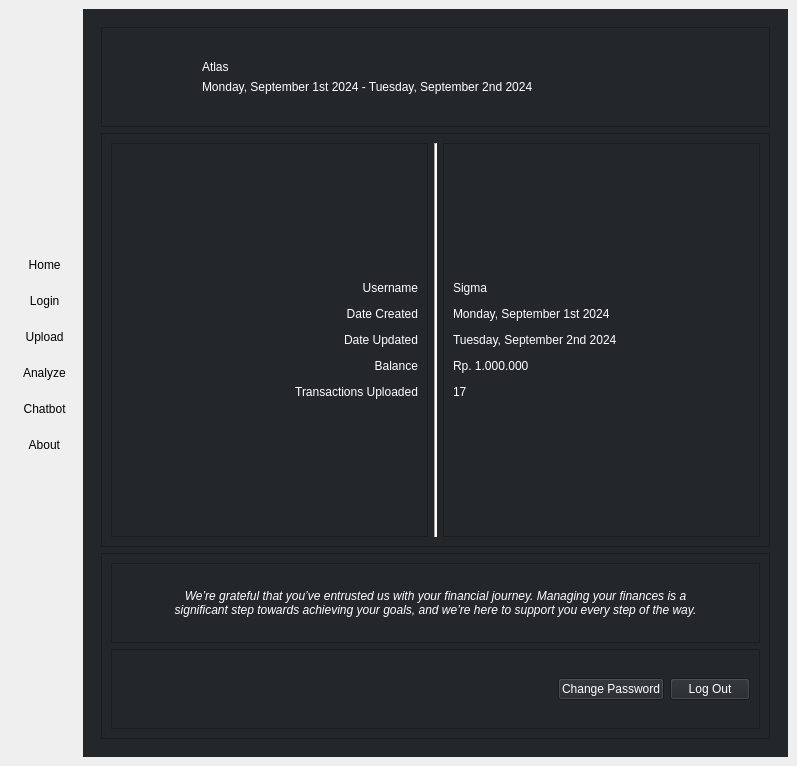
This is UI/Master.ui in AtlasCJr/pfm as Qt 5 draws it before an edit. The edited form follows.
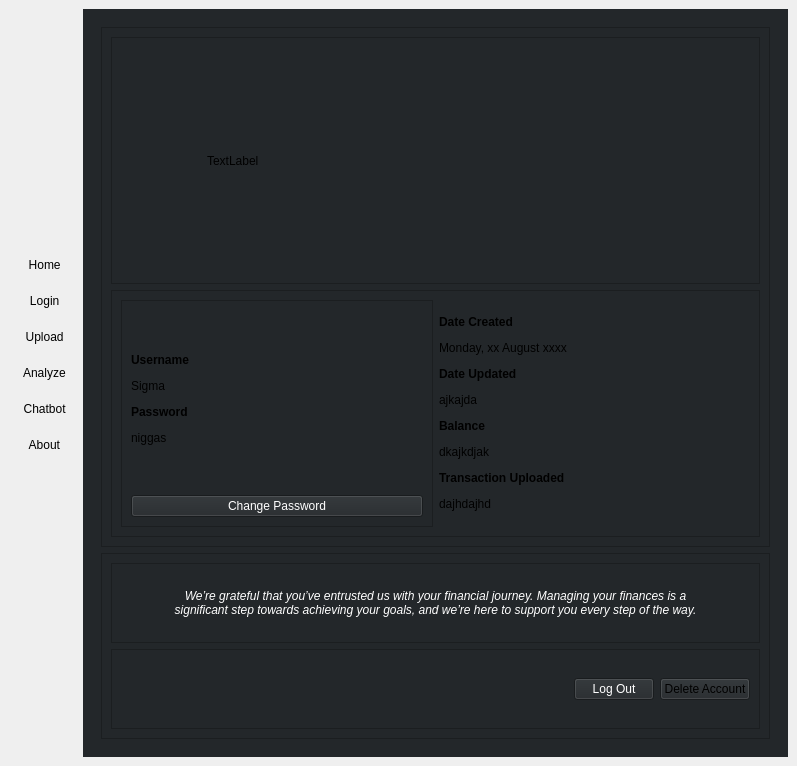
This is the edited form. The open tabs and pages were chosen to show the change. Icons and pictures are not drawn.

The edit to the form file:
```diff
--- a/UI/Master.ui
+++ b/UI/Master.ui
@@ -1439,59 +1439,6 @@
          </widget>
          <widget class="QWidget" name="profile">
           <layout class="QVBoxLayout" name="verticalLayout_11">
-           <item>
-            <widget class="QFrame" name="frame_9">
-             <property name="sizePolicy">
-              <sizepolicy hsizetype="Preferred" vsizetype="Maximum">
-               <horstretch>0</horstretch>
-               <verstretch>0</verstretch>
-              </sizepolicy>
-             </property>
-             <property name="minimumSize">
-              <size>
-               <width>0</width>
-               <height>100</height>
-              </size>
-             </property>
-             <property name="frameShape">
-              <enum>QFrame::StyledPanel</enum>
-             </property>
-             <property name="frameShadow">
-              <enum>QFrame::Raised</enum>
-             </property>
-             <layout class="QVBoxLayout" name="verticalLayout_12">
-              <property name="leftMargin">
-               <number>100</number>
-              </property>
-              <item>
-               <widget class="QLabel" name="label_11">
-                <property name="styleSheet">
-                 <string notr="true">color: rgb(255, 255, 255);</string>
-                </property>
-                <property name="text">
-                 <string>Atlas</string>
-                </property>
-                <property name="alignment">
-                 <set>Qt::AlignBottom|Qt::AlignLeading|Qt::AlignLeft</set>
-                </property>
-               </widget>
-              </item>
-              <item>
-               <widget class="QLabel" name="label_6">
-                <property name="styleSheet">
-                 <string notr="true">color: rgb(255, 255, 255);</string>
-                </property>
-                <property name="text">
-                 <string>Monday, September 1st 2024 - Tuesday, September 2nd 2024</string>
-                </property>
-                <property name="alignment">
-                 <set>Qt::AlignLeading|Qt::AlignLeft|Qt::AlignTop</set>
-                </property>
-               </widget>
-              </item>
-             </layout>
-            </widget>
-           </item>
            <item>
             <widget class="QFrame" name="frame_10">
              <property name="frameShape">
@@ -1500,7 +1447,7 @@
              <property name="frameShadow">
               <enum>QFrame::Raised</enum>
              </property>
-             <layout class="QHBoxLayout" name="horizontalLayout_9">
+             <layout class="QVBoxLayout" name="verticalLayout_12">
               <item>
                <widget class="QFrame" name="frame_11">
                 <property name="frameShape">
@@ -1509,49 +1456,90 @@
                 <property name="frameShadow">
                  <enum>QFrame::Raised</enum>
                 </property>
-                <layout class="QVBoxLayout" name="verticalLayout_13">
-                 <item>
-                  <widget class="QLabel" name="label_12">
-                   <property name="styleSheet">
-                    <string notr="true">color: rgb(255, 255, 255);</string>
-                   </property>
-                   <property name="text">
-                    <string>&lt;html&gt;&lt;head/&gt;&lt;body&gt;&lt;p&gt;Username&lt;/p&gt;&lt;p&gt;Date Created&lt;/p&gt;&lt;p&gt;Date Updated&lt;/p&gt;&lt;p&gt;Balance&lt;/p&gt;&lt;p&gt;Transactions Uploaded&lt;/p&gt;&lt;/body&gt;&lt;/html&gt;</string>
-                   </property>
-                   <property name="alignment">
-                    <set>Qt::AlignRight|Qt::AlignTrailing|Qt::AlignVCenter</set>
-                   </property>
-                  </widget>
-                 </item>
-                </layout>
-               </widget>
-              </item>
-              <item>
-               <widget class="Line" name="line">
-                <property name="styleSheet">
-                 <string notr="true">background-color: rgb(255, 255, 255);</string>
-                </property>
-                <property name="orientation">
-                 <enum>Qt::Vertical</enum>
-                </property>
-               </widget>
-              </item>
-              <item>
-               <widget class="QFrame" name="frame_12">
-                <property name="frameShape">
-                 <enum>QFrame::StyledPanel</enum>
-                </property>
-                <property name="frameShadow">
-                 <enum>QFrame::Raised</enum>
-                </property>
                 <layout class="QHBoxLayout" name="horizontalLayout_12">
                  <item>
-                  <widget class="QLabel" name="label_14">
-                   <property name="styleSheet">
-                    <string notr="true">color: rgb(255, 255, 255);</string>
+                  <widget class="QLabel" name="PF_profilePict">
+                   <property name="sizePolicy">
+                    <sizepolicy hsizetype="Fixed" vsizetype="Fixed">
+                     <horstretch>0</horstretch>
+                     <verstretch>0</verstretch>
+                    </sizepolicy>
                    </property>
+                   <property name="minimumSize">
+                    <size>
+                     <width>0</width>
+                     <height>0</height>
+                    </size>
+                   </property>
+                   <property name="maximumSize">
+                    <size>
+                     <width>80</width>
+                     <height>80</height>
+                    </size>
+                   </property>
                    <property name="text">
-                    <string>&lt;html&gt;&lt;head/&gt;&lt;body&gt;&lt;p&gt;Sigma&lt;/p&gt;&lt;p&gt;Monday, September 1st 2024&lt;/p&gt;&lt;p&gt;Tuesday, September 2nd 2024&lt;/p&gt;&lt;p&gt;Rp. 1.000.000&lt;/p&gt;&lt;p&gt;17&lt;/p&gt;&lt;/body&gt;&lt;/html&gt;</string>
+                    <string/>
+                   </property>
+                   <property name="pixmap">
+                    <pixmap>../Assets/user.png</pixmap>
+                   </property>
+                   <property name="scaledContents">
+                    <bool>true</bool>
+                   </property>
+                  </widget>
+                 </item>
+                 <item>
+                  <widget class="QLabel" name="PF_infoBanner">
+                   <property name="text">
+                    <string>TextLabel</string>
+                   </property>
+                  </widget>
+                 </item>
+                </layout>
+               </widget>
+              </item>
+              <item>
+               <widget class="QFrame" name="frame_9">
+                <property name="frameShape">
+                 <enum>QFrame::StyledPanel</enum>
+                </property>
+                <property name="frameShadow">
+                 <enum>QFrame::Raised</enum>
+                </property>
+                <layout class="QHBoxLayout" name="horizontalLayout_9">
+                 <item>
+                  <widget class="QFrame" name="frame_12">
+                   <property name="frameShape">
+                    <enum>QFrame::StyledPanel</enum>
+                   </property>
+                   <property name="frameShadow">
+                    <enum>QFrame::Raised</enum>
+                   </property>
+                   <layout class="QVBoxLayout" name="verticalLayout_15">
+                    <item>
+                     <widget class="QLabel" name="PF_usernamePassword">
+                      <property name="text">
+                       <string>&lt;html&gt;&lt;head/&gt;&lt;body&gt;&lt;p&gt;&lt;span style=&quot; font-weight:600;&quot;&gt;Username&lt;/span&gt;&lt;/p&gt;&lt;p&gt;Sigma&lt;/p&gt;&lt;p&gt;&lt;span style=&quot; font-weight:600;&quot;&gt;Password&lt;/span&gt;&lt;/p&gt;&lt;p&gt;niggas&lt;/p&gt;&lt;/body&gt;&lt;/html&gt;</string>
+                      </property>
+                     </widget>
+                    </item>
+                    <item>
+                     <widget class="QPushButton" name="PF_changePassword">
+                      <property name="styleSheet">
+                       <string notr="true">color: rgb(255, 255, 255);</string>
+                      </property>
+                      <property name="text">
+                       <string>Change Password</string>
+                      </property>
+                     </widget>
+                    </item>
+                   </layout>
+                  </widget>
+                 </item>
+                 <item>
+                  <widget class="QLabel" name="PF_information">
+                   <property name="text">
+                    <string>&lt;html&gt;&lt;head/&gt;&lt;body&gt;&lt;p&gt;&lt;span style=&quot; font-weight:600;&quot;&gt;Date Created&lt;/span&gt;&lt;/p&gt;&lt;p&gt;Monday, xx August xxxx&lt;/p&gt;&lt;p&gt;&lt;span style=&quot; font-weight:600;&quot;&gt;Date Updated&lt;/span&gt;&lt;/p&gt;&lt;p&gt;ajkajda&lt;/p&gt;&lt;p&gt;&lt;span style=&quot; font-weight:600;&quot;&gt;Balance&lt;/span&gt;&lt;/p&gt;&lt;p&gt;dkajkdjak&lt;/p&gt;&lt;p&gt;&lt;span style=&quot; font-weight:600;&quot;&gt;Transaction Uploaded&lt;/span&gt;&lt;/p&gt;&lt;p&gt;dajhdajhd&lt;/p&gt;&lt;/body&gt;&lt;/html&gt;</string>
                    </property>
                   </widget>
                  </item>
@@ -1669,17 +1657,7 @@
                   </spacer>
                  </item>
                  <item>
-                  <widget class="QPushButton" name="pushButton_2">
-                   <property name="styleSheet">
-                    <string notr="true">color: rgb(255, 255, 255);</string>
-                   </property>
-                   <property name="text">
-                    <string>Change Password</string>
-                   </property>
-                  </widget>
-                 </item>
-                 <item>
-                  <widget class="QPushButton" name="pushButton">
+                  <widget class="QPushButton" name="PF_logOut">
                    <property name="styleSheet">
                     <string notr="true">color: rgb(255, 255, 255);</string>
                    </property>
@@ -1688,6 +1666,13 @@
                    </property>
                   </widget>
                  </item>
+                 <item>
+                  <widget class="QPushButton" name="PF_deleteAccount">
+                   <property name="text">
+                    <string>Delete Account</string>
+                   </property>
+                  </widget>
+                 </item>
                 </layout>
                </widget>
               </item>
```
Left out of the diff: 10 changed lines with no effect on the pictures.
